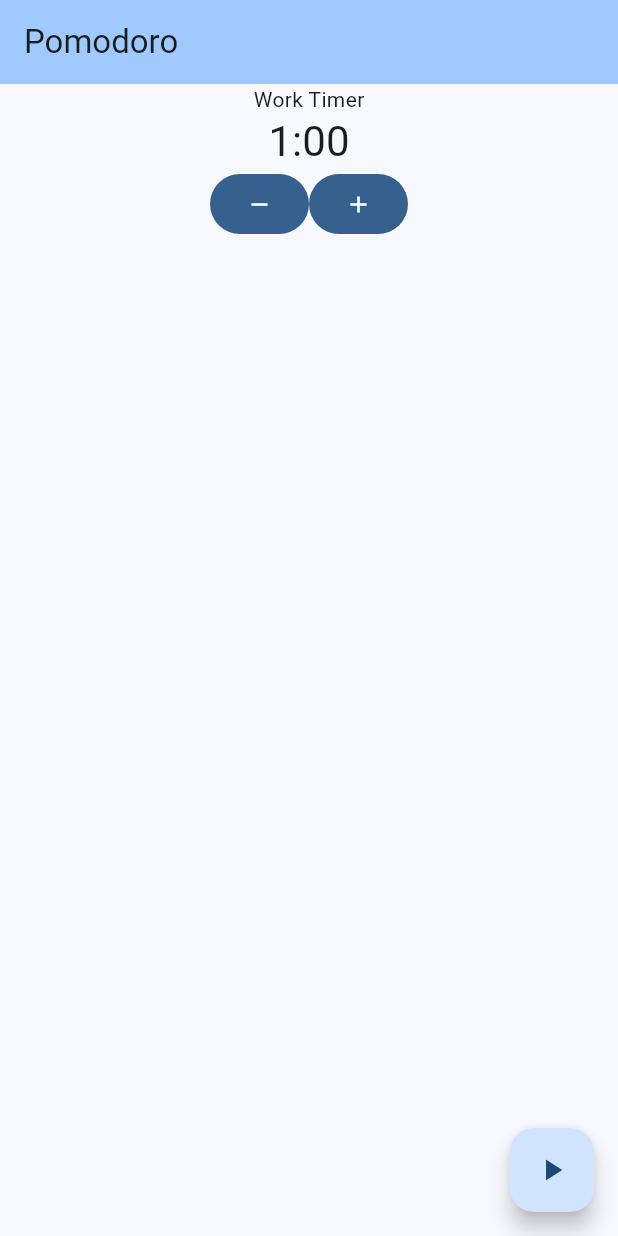
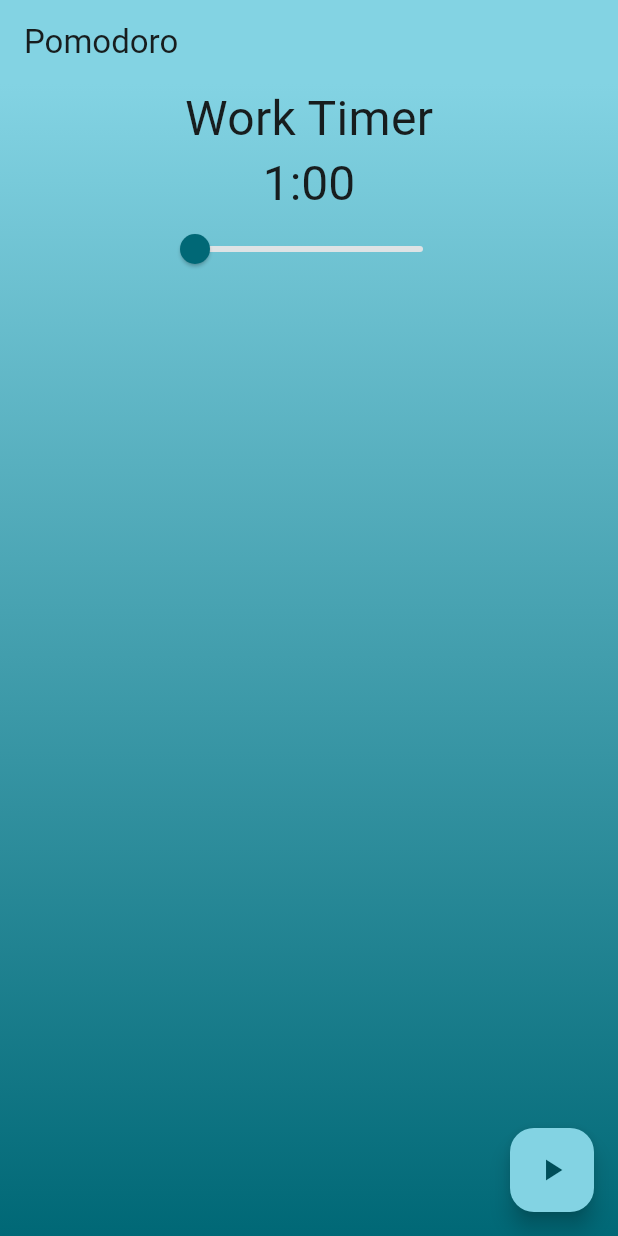
Before and after one commit to Xaqiri/FlutterPomodoro, a Flutter app: the screen it shows after launch, on a phone screen of 412 x 824 dp. Run offline on Flutter 3.47's test engine with Material 2 defaults, Android fonts, the phone set to English and light mode, and no system bars.

Commit message:
Removed buttons in favor of a slider for setting timer duration

```diff
--- a/lib/main.dart
+++ b/lib/main.dart
@@ -6,7 +6,7 @@ void main() {
   runApp(const MyApp());
 }
 
-enum timerOptions { start, stop }
+enum TimerOptions { start, stop }
 
 class MyApp extends StatelessWidget {
   const MyApp({super.key});
@@ -16,7 +16,7 @@ class MyApp extends StatelessWidget {
     return MaterialApp(
       title: 'Pomodoro',
       theme: ThemeData(
-        colorScheme: ColorScheme.fromSeed(seedColor: Colors.blue),
+        colorScheme: ColorScheme.fromSeed(seedColor: Colors.cyan),
         useMaterial3: true,
       ),
       home: const MainView(title: 'Pomodoro'),
@@ -39,7 +39,7 @@ class _MainViewState extends State<MainView> {
   String _secondsDisplay = "00";
   Timer? t;
   Icon _timerButtonIcon = const Icon(Icons.play_arrow);
-  timerOptions _timerAction = timerOptions.start;
+  TimerOptions _timerAction = TimerOptions.start;
   var _tick = 0;
 
   @override
@@ -47,30 +47,12 @@ class _MainViewState extends State<MainView> {
     super.initState();
   }
 
-  void _decrementMinutes() {
-    setState(() {
-      _minutes--;
-      _minutesDisplay = _minutes.toString();
-      _seconds = 0;
-      setTimerDisplay();
-    });
-  }
-
-  void _incrementMinutes() {
-    setState(() {
-      _minutes++;
-      _minutesDisplay = _minutes.toString();
-      _seconds = 0;
-      setTimerDisplay();
-    });
-  }
-
   void _startTimer() {
     void tFunc(Timer timer) {
       setState(() {
         _tick++;
         _timerButtonIcon = const Icon(Icons.stop);
-        _timerAction = timerOptions.stop;
+        _timerAction = TimerOptions.stop;
         _seconds--;
         if (_seconds < 0) {
           _seconds = 59;
@@ -95,7 +77,7 @@ class _MainViewState extends State<MainView> {
       t!.cancel();
       _tick = 0;
       _timerButtonIcon = const Icon(Icons.play_arrow);
-      _timerAction = timerOptions.start;
+      _timerAction = TimerOptions.start;
     });
   }
 
@@ -116,40 +98,60 @@ class _MainViewState extends State<MainView> {
         title: Text(widget.title),
       ),
       body: Center(
+        child: Container(
+          constraints: const BoxConstraints.expand(),
+          decoration: BoxDecoration(
+            gradient: LinearGradient(
+              begin: Alignment.topCenter,
+              end: Alignment.bottomCenter,
+              colors: <Color>[
+                Theme.of(context).colorScheme.inversePrimary,
+                Theme.of(context).colorScheme.primary,
+              ],
+            ),
+          ),
           child: Column(
             mainAxisAlignment: MainAxisAlignment.start,
             children: <Widget>[
               const Text(
                 'Work Timer',
+                style: TextStyle(
+                  fontSize: 32,
+                ),
               ),
               Text(
                 '$_minutesDisplay:$_secondsDisplay',
-              style: Theme.of(context).textTheme.headlineMedium,
+                style: Theme.of(context).textTheme.headlineLarge,
               ),
-            Row(
-              mainAxisAlignment: MainAxisAlignment.center,
-              children: <Widget>[
-                FilledButton(
-                  onPressed: _decrementMinutes,
-                  child: const Icon(Icons.remove),
+              SizedBox(
+                width: 200,
+                child: Slider(
+                  value: _minutes.toDouble(),
+                  min: 1,
+                  max: 60,
+                  label: _minutes.toString(),
+                  onChanged: (double value) {
+                    setState(() {
+                      _minutes = value.toInt();
+                      _seconds = 0;
+                      setTimerDisplay();
+                    });
+                  },
                 ),
-                FilledButton(
-                  onPressed: _incrementMinutes,
-                  child: const Icon(Icons.add),
-                ),
-              ],
               ),
             ],
           ),
         ),
+      ),
       floatingActionButton: FloatingActionButton(
+        backgroundColor: Theme.of(context).colorScheme.inversePrimary,
         onPressed: switch (_timerAction) {
-          timerOptions.start => _startTimer,
-          timerOptions.stop => _stopTimer
+          TimerOptions.start => _startTimer,
+          TimerOptions.stop => _stopTimer
         },
         tooltip: switch (_timerAction) {
-          timerOptions.start => "Start timer",
-          timerOptions.stop => "Stop timer"
+          TimerOptions.start => "Start timer",
+          TimerOptions.stop => "Stop timer"
         },
         child: _timerButtonIcon,
       ),
```
Lines whose indentation alone changed are shown as unchanged.
